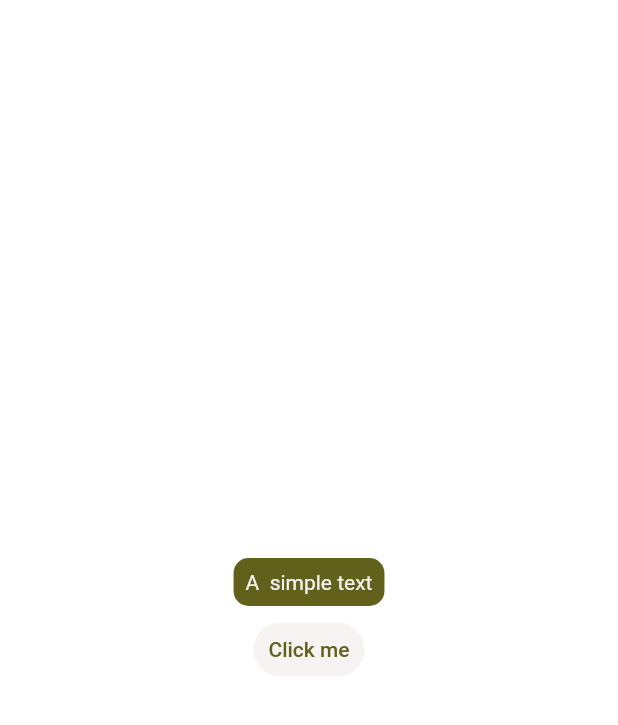
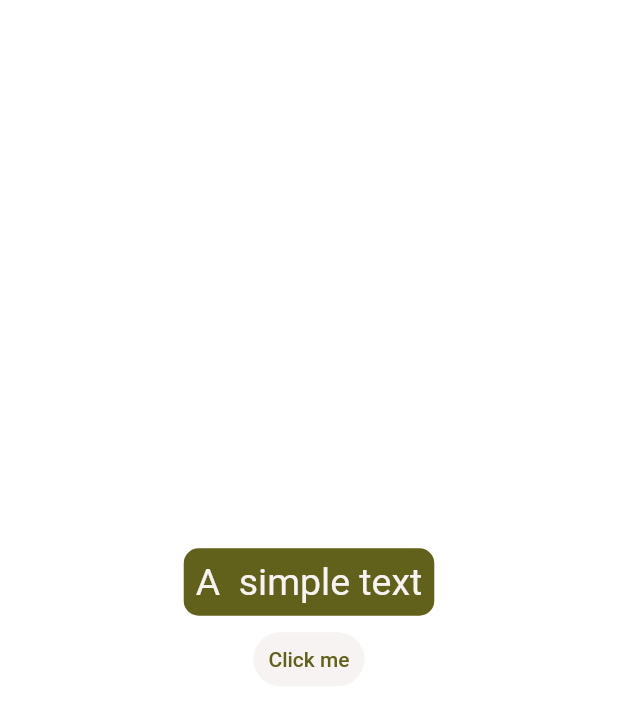
Before and after one commit to oumeimatt/piscine-mobile, a Flutter app: the screen it shows after launch, on a phone screen of 412 x 824 dp. Shown: the top 725 px of the screen. Run offline on Flutter 3.47's test engine with Material 2 defaults, Android fonts, the phone set to English and light mode, and no system bars.

Commit message:
module00 ex00 font size changed

```diff
--- a/mobileModule00/ex00/my_first_proj/lib/main.dart
+++ b/mobileModule00/ex00/my_first_proj/lib/main.dart
@@ -38,6 +38,7 @@ class MyHome extends StatelessWidget {
                     decoration: TextDecoration.none,
                     color: Color.fromRGBO(246, 243, 242, 2),
                     fontWeight: FontWeight.normal,
+                    fontSize: 25,
 
                   ),
                 ),
```
